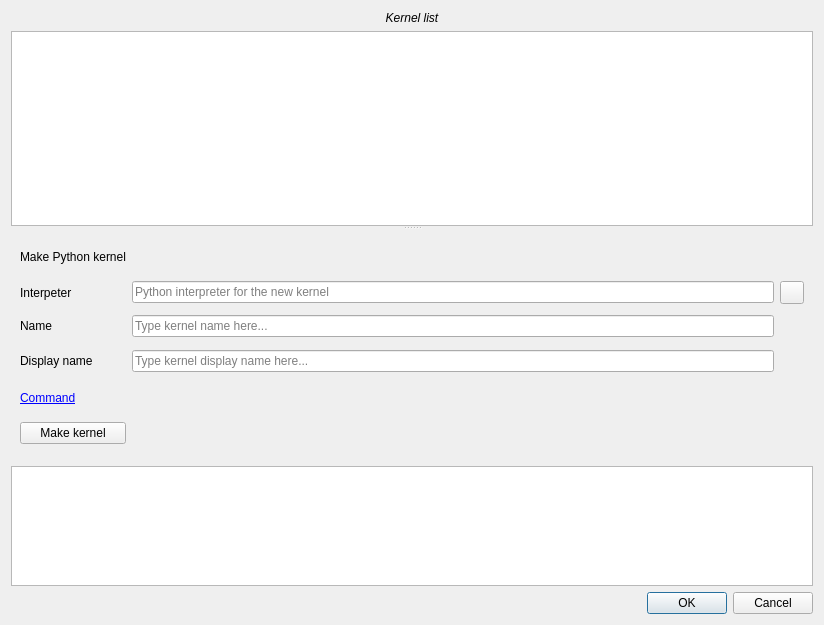
This is spinetoolbox/ui/kernel_editor_dialog.ui in spine-tools/Spine-Toolbox as Qt 5 draws it before an edit. The edited form follows.
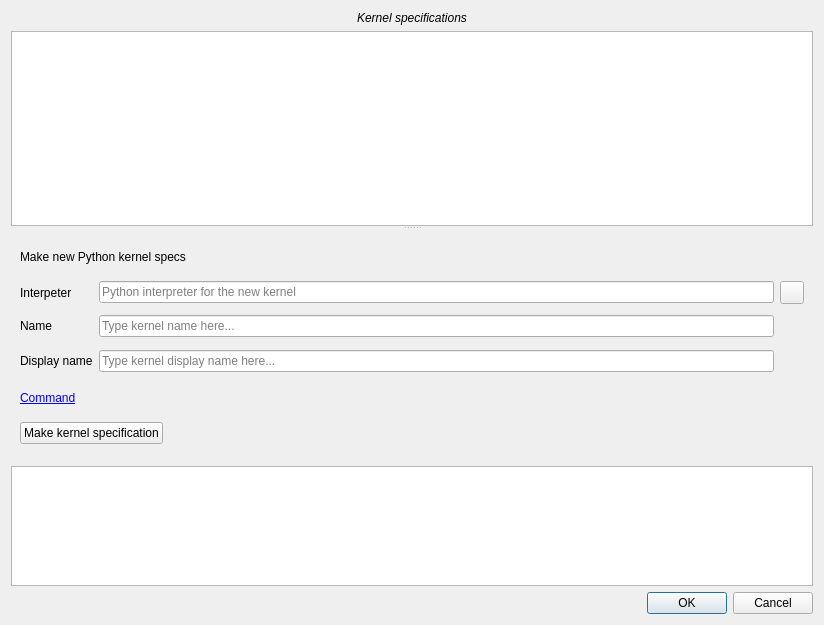
This is the edited form. Icons and pictures are not drawn.

Commit message:
Renamed some buttons and  labels. Added missing database.svg.
Some buttons and labels said kernel when a more suitable name was actually kernel spec or kernel specification

```diff
--- a/spinetoolbox/ui/kernel_editor_dialog.ui
+++ b/spinetoolbox/ui/kernel_editor_dialog.ui
@@ -25,24 +25,8 @@
   <property name="windowTitle">
    <string>Kernel editor</string>
   </property>
-  <layout class="QVBoxLayout" name="verticalLayout" stretch="0,1,0,0">
-   <item>
-    <widget class="QLabel" name="label">
-     <property name="font">
-      <font>
-       <italic>true</italic>
-       <strikeout>false</strikeout>
-      </font>
-     </property>
-     <property name="text">
-      <string>Kernel list</string>
-     </property>
-     <property name="alignment">
-      <set>Qt::AlignCenter</set>
-     </property>
-    </widget>
-   </item>
-   <item>
+  <layout class="QGridLayout" name="gridLayout">
+   <item row="1" column="0">
     <widget class="QSplitter" name="splitter">
      <property name="orientation">
       <enum>Qt::Vertical</enum>
@@ -87,7 +71,130 @@
        <number>0</number>
       </property>
       <widget class="QWidget" name="stackedWidgetPage1">
-       <layout class="QGridLayout" name="gridLayout">
+       <layout class="QGridLayout" name="gridLayout_2">
+        <item row="0" column="0" colspan="2">
+         <widget class="QLabel" name="label_8">
+          <property name="sizePolicy">
+           <sizepolicy hsizetype="Preferred" vsizetype="Preferred">
+            <horstretch>0</horstretch>
+            <verstretch>0</verstretch>
+           </sizepolicy>
+          </property>
+          <property name="minimumSize">
+           <size>
+            <width>0</width>
+            <height>26</height>
+           </size>
+          </property>
+          <property name="maximumSize">
+           <size>
+            <width>16777215</width>
+            <height>26</height>
+           </size>
+          </property>
+          <property name="text">
+           <string>Make new Python kernel specs</string>
+          </property>
+         </widget>
+        </item>
+        <item row="1" column="0">
+         <widget class="QLabel" name="label_3">
+          <property name="text">
+           <string>Interpeter</string>
+          </property>
+         </widget>
+        </item>
+        <item row="1" column="1">
+         <widget class="QLineEdit" name="lineEdit_python_interpreter">
+          <property name="enabled">
+           <bool>true</bool>
+          </property>
+          <property name="cursor">
+           <cursorShape>IBeamCursor</cursorShape>
+          </property>
+          <property name="focusPolicy">
+           <enum>Qt::StrongFocus</enum>
+          </property>
+          <property name="toolTip">
+           <string>&lt;html&gt;&lt;head/&gt;&lt;body&gt;&lt;p&gt;Python interpreter for the new kernel. &lt;/p&gt;&lt;p&gt;Use the browse button to select a different Python.&lt;/p&gt;&lt;/body&gt;&lt;/html&gt;</string>
+          </property>
+          <property name="readOnly">
+           <bool>false</bool>
+          </property>
+          <property name="placeholderText">
+           <string>Python interpreter for the new kernel</string>
+          </property>
+          <property name="clearButtonEnabled">
+           <bool>true</bool>
+          </property>
+         </widget>
+        </item>
+        <item row="1" column="2">
+         <widget class="QToolButton" name="toolButton_select_python">
+          <property name="icon">
+           <iconset resource="resources/resources_icons.qrc">
+            <normaloff>:/icons/menu_icons/folder-open-solid.svg</normaloff>:/icons/menu_icons/folder-open-solid.svg</iconset>
+          </property>
+         </widget>
+        </item>
+        <item row="2" column="0">
+         <widget class="QLabel" name="label_2">
+          <property name="text">
+           <string>Name</string>
+          </property>
+         </widget>
+        </item>
+        <item row="2" column="1">
+         <widget class="QLineEdit" name="lineEdit_python_kernel_name">
+          <property name="toolTip">
+           <string>&lt;html&gt;&lt;head/&gt;&lt;body&gt;&lt;p&gt;New kernel name. e.g. Python-3.7&lt;/p&gt;&lt;/body&gt;&lt;/html&gt;</string>
+          </property>
+          <property name="placeholderText">
+           <string>Type kernel name here...</string>
+          </property>
+          <property name="clearButtonEnabled">
+           <bool>true</bool>
+          </property>
+         </widget>
+        </item>
+        <item row="3" column="0">
+         <widget class="QLabel" name="label_5">
+          <property name="sizePolicy">
+           <sizepolicy hsizetype="Preferred" vsizetype="Preferred">
+            <horstretch>0</horstretch>
+            <verstretch>0</verstretch>
+           </sizepolicy>
+          </property>
+          <property name="minimumSize">
+           <size>
+            <width>0</width>
+            <height>26</height>
+           </size>
+          </property>
+          <property name="maximumSize">
+           <size>
+            <width>16777215</width>
+            <height>26</height>
+           </size>
+          </property>
+          <property name="text">
+           <string>Display name</string>
+          </property>
+         </widget>
+        </item>
+        <item row="3" column="1">
+         <widget class="QLineEdit" name="lineEdit_python_kernel_display_name">
+          <property name="toolTip">
+           <string>&lt;html&gt;&lt;head/&gt;&lt;body&gt;&lt;p&gt;Kernel display name. e.g. Python-3.7_spinetoolbox&lt;/p&gt;&lt;p&gt;Leave blank to use default (kernel name + &amp;quot;_spinetoolbox&amp;quot;)&lt;/p&gt;&lt;/body&gt;&lt;/html&gt;</string>
+          </property>
+          <property name="placeholderText">
+           <string>Type kernel display name here...</string>
+          </property>
+          <property name="clearButtonEnabled">
+           <bool>true</bool>
+          </property>
+         </widget>
+        </item>
         <item row="4" column="0">
          <widget class="QLabel" name="label_python_cmd">
           <property name="sizePolicy">
@@ -134,138 +241,32 @@
           </property>
          </widget>
         </item>
-        <item row="5" column="0">
-         <widget class="QPushButton" name="pushButton_make_python_kernel">
-          <property name="toolTip">
-           <string>&lt;html&gt;&lt;head/&gt;&lt;body&gt;&lt;p&gt;Creates a new Python kernel according to selections&lt;/p&gt;&lt;/body&gt;&lt;/html&gt;</string>
-          </property>
-          <property name="text">
-           <string>Make kernel</string>
-          </property>
-         </widget>
-        </item>
-        <item row="3" column="0">
-         <widget class="QLabel" name="label_5">
-          <property name="sizePolicy">
-           <sizepolicy hsizetype="Preferred" vsizetype="Preferred">
-            <horstretch>0</horstretch>
-            <verstretch>0</verstretch>
-           </sizepolicy>
-          </property>
-          <property name="minimumSize">
-           <size>
-            <width>0</width>
-            <height>26</height>
-           </size>
-          </property>
-          <property name="maximumSize">
-           <size>
-            <width>16777215</width>
-            <height>26</height>
-           </size>
-          </property>
-          <property name="text">
-           <string>Display name</string>
-          </property>
-         </widget>
-        </item>
-        <item row="1" column="0">
-         <widget class="QLabel" name="label_3">
-          <property name="text">
-           <string>Interpeter</string>
-          </property>
-         </widget>
-        </item>
-        <item row="2" column="1">
-         <widget class="QLineEdit" name="lineEdit_python_kernel_name">
-          <property name="toolTip">
-           <string>&lt;html&gt;&lt;head/&gt;&lt;body&gt;&lt;p&gt;New kernel name. e.g. Python-3.7&lt;/p&gt;&lt;/body&gt;&lt;/html&gt;</string>
-          </property>
-          <property name="placeholderText">
-           <string>Type kernel name here...</string>
-          </property>
-          <property name="clearButtonEnabled">
-           <bool>true</bool>
-          </property>
-         </widget>
-        </item>
-        <item row="2" column="0">
-         <widget class="QLabel" name="label_2">
-          <property name="text">
-           <string>Name</string>
-          </property>
-         </widget>
-        </item>
-        <item row="3" column="1">
-         <widget class="QLineEdit" name="lineEdit_python_kernel_display_name">
-          <property name="toolTip">
-           <string>&lt;html&gt;&lt;head/&gt;&lt;body&gt;&lt;p&gt;Kernel display name. e.g. Python-3.7_spinetoolbox&lt;/p&gt;&lt;p&gt;Leave blank to use default (kernel name + &amp;quot;_spinetoolbox&amp;quot;)&lt;/p&gt;&lt;/body&gt;&lt;/html&gt;</string>
-          </property>
-          <property name="placeholderText">
-           <string>Type kernel display name here...</string>
-          </property>
-          <property name="clearButtonEnabled">
-           <bool>true</bool>
-          </property>
-         </widget>
-        </item>
-        <item row="1" column="1">
-         <widget class="QLineEdit" name="lineEdit_python_interpreter">
-          <property name="enabled">
-           <bool>true</bool>
-          </property>
-          <property name="cursor">
-           <cursorShape>IBeamCursor</cursorShape>
-          </property>
-          <property name="focusPolicy">
-           <enum>Qt::StrongFocus</enum>
-          </property>
-          <property name="toolTip">
-           <string>&lt;html&gt;&lt;head/&gt;&lt;body&gt;&lt;p&gt;Python interpreter for the new kernel. &lt;/p&gt;&lt;p&gt;Use the browse button to select a different Python.&lt;/p&gt;&lt;/body&gt;&lt;/html&gt;</string>
-          </property>
-          <property name="readOnly">
-           <bool>false</bool>
-          </property>
-          <property name="placeholderText">
-           <string>Python interpreter for the new kernel</string>
-          </property>
-          <property name="clearButtonEnabled">
-           <bool>true</bool>
-          </property>
-         </widget>
-        </item>
-        <item row="0" column="0">
-         <widget class="QLabel" name="label_8">
-          <property name="sizePolicy">
-           <sizepolicy hsizetype="Preferred" vsizetype="Preferred">
-            <horstretch>0</horstretch>
-            <verstretch>0</verstretch>
-           </sizepolicy>
-          </property>
-          <property name="minimumSize">
-           <size>
-            <width>0</width>
-            <height>26</height>
-           </size>
-          </property>
-          <property name="maximumSize">
-           <size>
-            <width>16777215</width>
-            <height>26</height>
-           </size>
-          </property>
-          <property name="text">
-           <string>Make Python kernel</string>
-          </property>
-         </widget>
-        </item>
-        <item row="1" column="2">
-         <widget class="QToolButton" name="toolButton_select_python">
-          <property name="icon">
-           <iconset resource="resources/resources_icons.qrc">
-            <normaloff>:/icons/menu_icons/folder-open-solid.svg</normaloff>:/icons/menu_icons/folder-open-solid.svg</iconset>
-          </property>
-         </widget>
+        <item row="5" column="0" colspan="2">
+         <layout class="QHBoxLayout" name="horizontalLayout">
+          <item>
+           <widget class="QPushButton" name="pushButton_make_python_kernel">
+            <property name="toolTip">
+             <string>&lt;html&gt;&lt;head/&gt;&lt;body&gt;&lt;p&gt;Creates a new Python kernel according to selections&lt;/p&gt;&lt;/body&gt;&lt;/html&gt;</string>
+            </property>
+            <property name="text">
+             <string>Make kernel specification</string>
+            </property>
+           </widget>
+          </item>
+          <item>
+           <spacer name="horizontalSpacer">
+            <property name="orientation">
+             <enum>Qt::Horizontal</enum>
+            </property>
+            <property name="sizeHint" stdset="0">
+             <size>
+              <width>40</width>
+              <height>20</height>
+             </size>
+            </property>
+           </spacer>
+          </item>
+         </layout>
         </item>
        </layout>
       </widget>
@@ -493,6 +494,22 @@
      </property>
     </widget>
    </item>
+   <item row="0" column="0">
+    <widget class="QLabel" name="label">
+     <property name="font">
+      <font>
+       <italic>true</italic>
+       <strikeout>false</strikeout>
+      </font>
+     </property>
+     <property name="text">
+      <string>Kernel specifications</string>
+     </property>
+     <property name="alignment">
+      <set>Qt::AlignCenter</set>
+     </property>
+    </widget>
+   </item>
   </layout>
  </widget>
  <tabstops>
```
Left out of the diff: 235 changed lines with no effect on the pictures. The commit also changes 6 other files.
